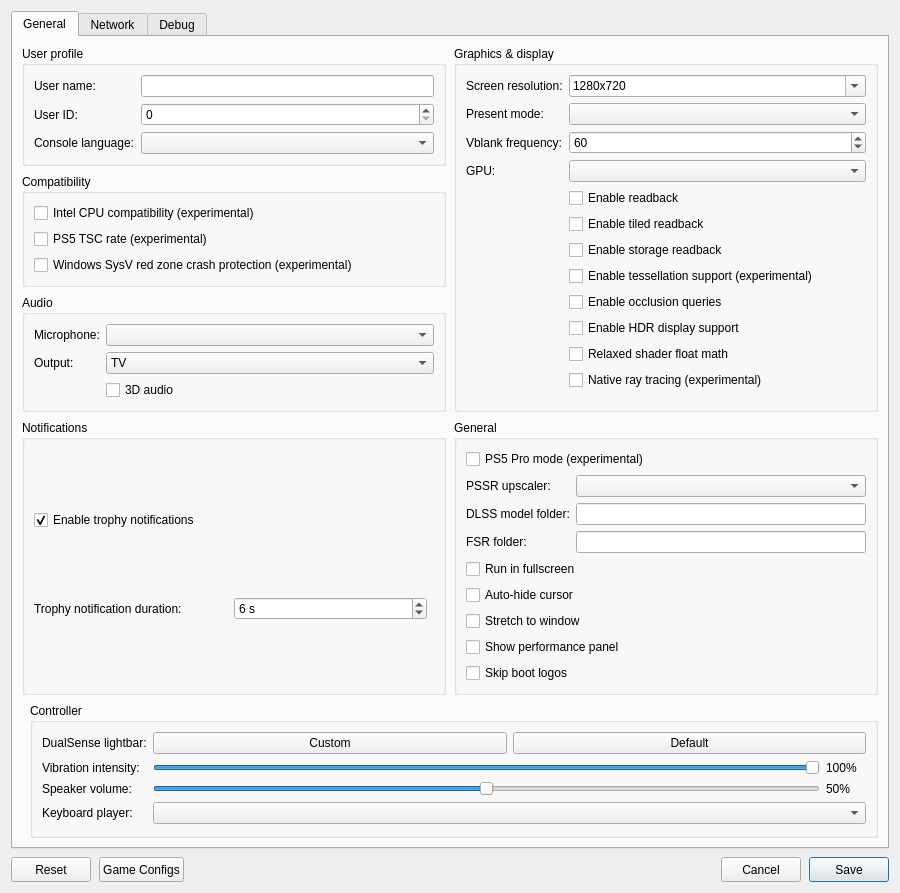
CarRamRod-963/KytyPS5, file src/launcher/forms/configuration_edit_dialog.ui: the form before one commit.
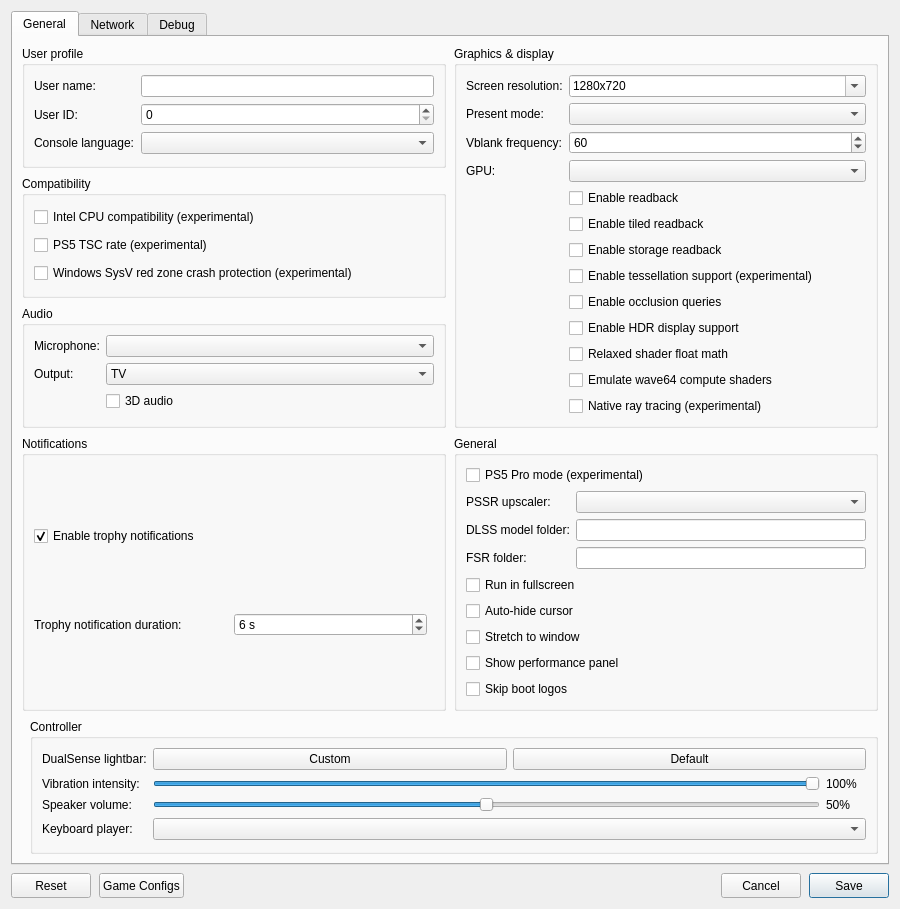
The form after the commit. Custom widgets are drawn as their Qt base class.

Commit message:
launcher: add the wave64 emulation setting
A checkbox passes --emulate-wave64 to the emulator; saved as
emulate_wave64.

Diff of the .ui file:
```diff
--- a/src/launcher/forms/configuration_edit_dialog.ui
+++ b/src/launcher/forms/configuration_edit_dialog.ui
@@ -223,6 +223,12 @@
               <property name="text"><string>Relaxed shader float math</string></property>
              </widget>
             </item>
+            <item row="12" column="1">
+             <widget class="QCheckBox" name="checkBox_emulate_wave64">
+              <property name="toolTip"><string>Run wave64 compute shaders 32 lanes wide, as on GPUs with 32-lane subgroups, also on GPUs that support 64 lanes.</string></property>
+              <property name="text"><string>Emulate wave64 compute shaders</string></property>
+             </widget>
+            </item>
             <item row="13" column="1">
              <widget class="QCheckBox" name="checkBox_native_rt">
               <property name="toolTip"><string>Use native RT on the GPU.</string></property>
```
The commit also changes 4 other files.
